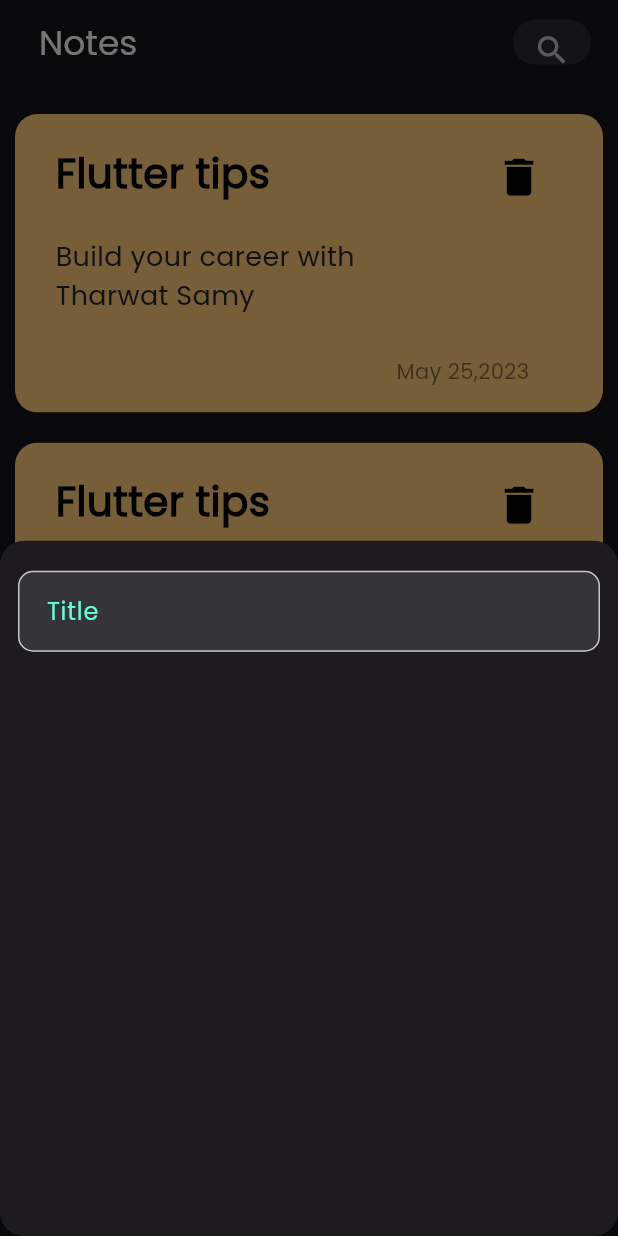
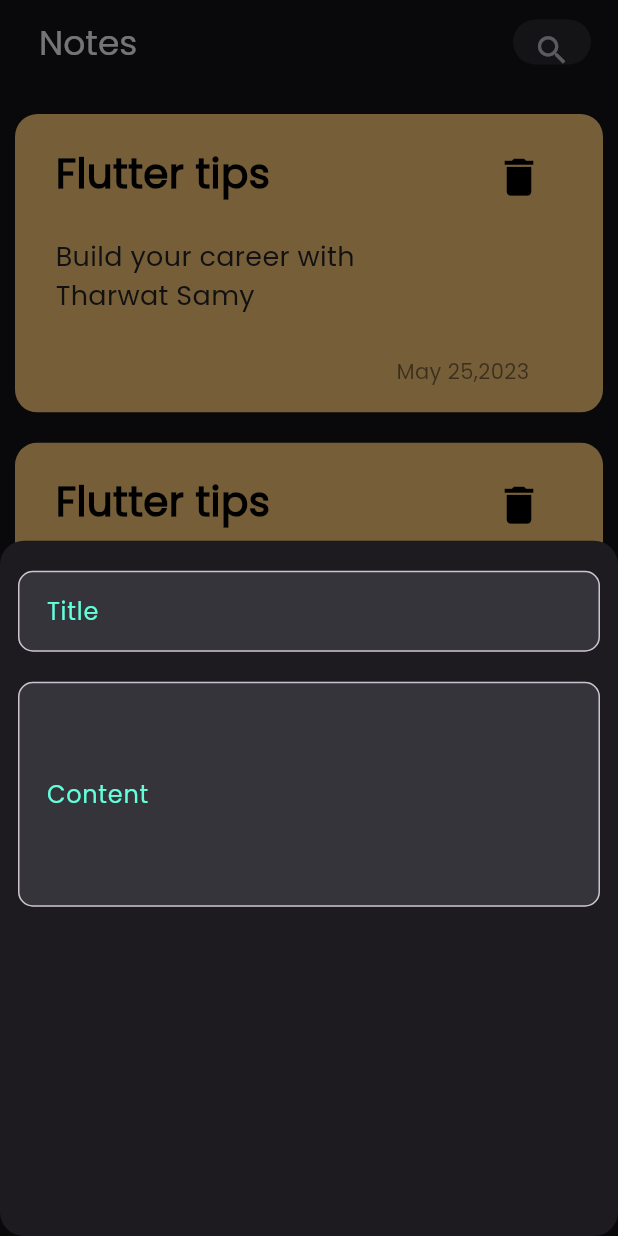
Before and after one commit to ahmaddamr/note_app, a Flutter app: the screen it shows after launch, after a tap on the "add" icon, on a phone screen of 412 x 824 dp. Run offline on Flutter 3.47's test engine with Material 3 defaults, Android fonts, the phone set to English and light mode, and no system bars.

Commit message:
add another textfield in floatingActionButton

```diff
--- a/lib/views/notes_view.dart
+++ b/lib/views/notes_view.dart
@@ -63,7 +63,9 @@ class ModalBottomSheet extends StatelessWidget {
     return Container(
         child: Column(
           children: [
-            CustomTextField(hint: 'Title')
+            CustomTextField(hint: 'Title'),
+            CustomTextField(hint: 'Content',
+            maxLines: 5,)
           ],
         ),
     );
--- a/lib/widgets/custom_text_field.dart
+++ b/lib/widgets/custom_text_field.dart
@@ -1,14 +1,16 @@
 import 'package:flutter/material.dart';
 
 class CustomTextField extends StatelessWidget {
-    CustomTextField({super.key,required this.hint});
+    CustomTextField({super.key,required this.hint,  this.maxLines = 1});
 
   String hint ;
+  final int maxLines ;
   @override
   Widget build(BuildContext context) {
     return Padding(
       padding: const EdgeInsets.only( top: 20.0 ,right: 12 , left: 12),
       child: TextField(
+        maxLines: maxLines,
         cursorColor: Color(0xff63FFDA) ,
                     decoration: InputDecoration(
                       focusedBorder:  OutlineInputBorder(
```
